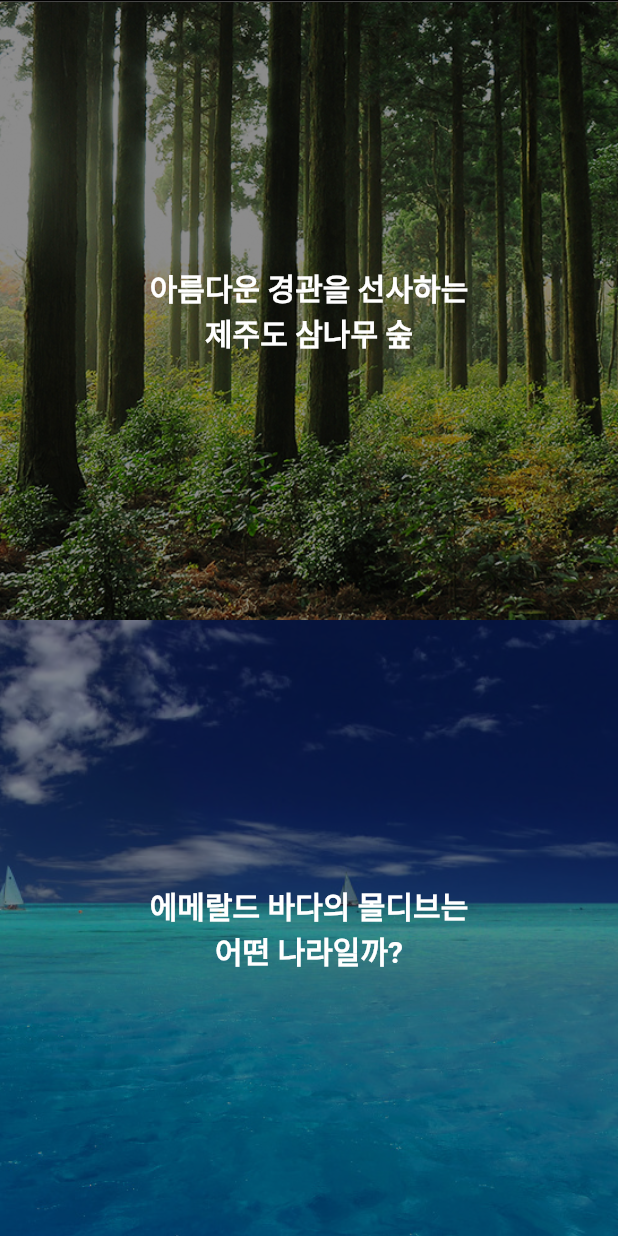
After one commit to leemjjava/flutter_exmple, a Flutter app: the PageViewFade screen opened by its route, on a phone screen of 412 x 824 dp. The commit adds this screen. Run offline on Flutter 3.47's test engine with Material 2 defaults, Android fonts, the phone set to English and light mode, and no system bars; our stand-ins replace flutter_secure_storage, fluttertoast, logger, progress_dialog, rxdart, transparent_image; missing offline and left inert: random_color; accounts and stored records are empty.

Commit message:
pageView가 세로로 페이징 하면서 Fade 되는것 처럼 표현되는 FadePageItem Class를 구현함
/Users/lmj/Desktop/WORK_SPACE_FLUTTER/my_example/lib/animation/20_page_view_fade.dart
파일 추가

/Users/lmj/Desktop/WORK_SPACE_FLUTTER/my_example/lib/main.dart
메인 리스트에 추가

```diff
--- a/lib/animation/15_focus_image.dart
+++ b/lib/animation/15_focus_image.dart
@@ -34,9 +34,7 @@ class Grid extends StatelessWidget {
 
 Route _createRoute(BuildContext parentContext, String image) {
   return PageRouteBuilder<void>(
-    pageBuilder: (context, animation, secondaryAnimation) {
-      return _SecondPage(image);
-    },
+    pageBuilder: (context, animation, secondaryAnimation) => _SecondPage(image),
     transitionsBuilder: (context, animation, secondaryAnimation, child) {
       var rectAnimation = _createTween(parentContext)
           .chain(CurveTween(curve: Curves.ease))
@@ -54,7 +52,7 @@ Route _createRoute(BuildContext parentContext, String image) {
 Tween<RelativeRect> _createTween(BuildContext context) {
   var windowSize = MediaQuery.of(context).size;
   var box = context.findRenderObject() as RenderBox;
-  var rect = box.localToGlobal(Offset.zero) & box.size;
+  Rect rect = box.localToGlobal(Offset.zero) & box.size;
   var relativeRect = RelativeRect.fromSize(rect, windowSize);
 
   return RelativeRectTween(
--- /dev/null
+++ b/lib/animation/20_page_view_fade.dart
@@ -0,0 +1,232 @@
+import 'package:flutter/material.dart';
+
+class PageViewFade extends StatefulWidget {
+  static const String routeName = '/misc/page_view_fade';
+  @override
+  PageViewFadeState createState() => PageViewFadeState();
+}
+
+class PageViewFadeState extends State<PageViewFade> {
+  PageController pageController;
+  double pageScrollPosition = 1;
+
+  void updatePageState() {
+    setState(() {
+      pageScrollPosition = pageController.position.pixels.abs();
+    });
+  }
+
+  @override
+  void initState() {
+    super.initState();
+    pageController = PageController(
+      keepPage: true,
+    );
+    pageController.addListener(updatePageState);
+  }
+
+  @override
+  Widget build(BuildContext context) {
+    double statusHeight = MediaQuery.of(context).padding.top;
+
+    return Scaffold(
+      backgroundColor: Colors.white,
+      body: Container(
+        margin: EdgeInsets.only(top: statusHeight),
+        child: PageView(
+          controller: pageController,
+          scrollDirection: Axis.vertical,
+          children: <Widget>[
+            FadePageItem(
+              pageScrollPosition: pageScrollPosition,
+              pageNumber: 0,
+              child: pageChildPhoto(),
+            ),
+            FadePageItem(
+              pageScrollPosition: pageScrollPosition,
+              pageNumber: 1,
+              child: pageChildColor(),
+            ),
+            FadePageItem(
+              pageScrollPosition: pageScrollPosition,
+              pageNumber: 2,
+              child: pageChild("3번째 페이지"),
+            ),
+          ],
+        ),
+      ),
+    );
+  }
+
+  Widget pageChildPhoto() {
+    return Column(
+      children: <Widget>[
+        Expanded(
+            child: imageStack("아름다운 경관을 선사하는\n제주도 삼나무 숲", 'assets/forest02.jpg')
+        ),
+        Expanded(
+            child: imageStack("에메랄드 바다의 몰디브는\n어떤 나라일까?", 'assets/sea.jpg')
+        ),
+      ],
+    );
+  }
+
+  Widget imageStack(String title, String path){
+    return Stack(
+      children: <Widget>[
+        Positioned.fill(
+          child: Image.asset(path,
+            fit: BoxFit.cover,
+            color: Colors.black45,
+            colorBlendMode: BlendMode.darken,
+          ),
+        ),
+        Positioned.fill(
+          child: Container(
+            alignment: Alignment.center,
+            padding: EdgeInsets.all(20),
+            child: whiteText(title),
+          ),
+        ),
+      ],
+    );
+  }
+
+  Widget pageChildColor() {
+    return Column(
+      children: <Widget>[
+        Expanded(
+          child: Container(
+            width: double.infinity,
+            color: Colors.blueAccent,
+            alignment: Alignment.center,
+            child: whiteText("Colors blueAccent"),
+          ),
+        ),
+        Expanded(
+          child: Container(
+            width: double.infinity,
+            color: Colors.greenAccent,
+            alignment: Alignment.center,
+            child: whiteText("Colors greenAccent"),
+          ),
+        ),
+      ],
+    );
+  }
+
+  Widget pageChild(String title) {
+    return Container(
+      alignment: Alignment.center,
+      decoration: BoxDecoration(
+        gradient: LinearGradient(
+          begin: Alignment.topLeft,
+          end: Alignment.bottomRight,
+          stops: [0.1, 0.5, 1],
+          colors: [Colors.yellowAccent,Colors.orangeAccent,Colors.pinkAccent],
+        ),
+      ),
+      child: whiteText("3번째 페이지"),
+    );
+  }
+
+  Widget whiteText(String title){
+    return  Text(title,
+      textAlign: TextAlign.center,
+      style: TextStyle(
+        color: Colors.white,
+        fontWeight: FontWeight.w700,
+        fontSize: 20,
+      ),
+    );
+  }
+
+}
+
+// ignore: must_be_immutable
+class FadePageItem extends StatelessWidget {
+  FadePageItem({
+    Key key,
+    @required this.pageScrollPosition,
+    @required this.pageNumber,
+    @required this.child,
+  }) : super(key : key);
+
+  double deviceHeight, deviceWidth;
+  final pageScrollPosition;
+  final pageNumber;
+  Widget child;
+
+  @override
+  Widget build(BuildContext context) {
+    double statusHeight = MediaQuery.of(context).padding.top;
+    deviceWidth = MediaQuery.of(context).size.width;
+    deviceHeight = MediaQuery.of(context).size.height - statusHeight;
+
+    return Stack(
+      children: <Widget>[
+        Positioned.fill(child: Container(color: Colors.black)),
+        Positioned.fromRect(
+          rect: getPageRect(),
+          child: Opacity(
+            opacity: getPageOpacity(),
+            child: Scaffold(
+              body: Container(
+                child: child,
+              )
+            ),
+          ),
+        ),
+      ],
+    );
+  }
+
+  Rect getPageRect(){
+    if(checkPageUp()) return Offset(0,0) & Size(deviceWidth, deviceHeight);
+
+    double rectWidth = getRectWidth();
+    double rectHeight = getRectHeight();
+
+    double x = (deviceWidth - rectWidth) / 2;
+    double y = (deviceHeight - rectHeight) + getNowScrollHeight();
+
+    return Offset(x,y) & Size(rectWidth, rectHeight);
+  }
+
+  double getRectWidth(){
+    double minRectWidth = deviceWidth * 0.80;
+    double rectWidthOffset = (deviceWidth - minRectWidth) * getScrollRatio();
+    return minRectWidth + rectWidthOffset;
+  }
+
+  double getRectHeight(){
+    double minRectHeight = deviceHeight * 0.85;
+    double rectHeightOffset = (deviceHeight - minRectHeight) * getScrollRatio();
+    return minRectHeight + rectHeightOffset;
+  }
+
+  double getNowScrollHeight(){
+    double startPagePosition = deviceHeight * pageNumber;
+    return pageScrollPosition - startPagePosition;
+  }
+
+  double getScrollRatio(){
+    double pageViewScrollOffset = deviceHeight - getNowScrollHeight();
+    return pageViewScrollOffset / deviceHeight;
+  }
+
+  double getPageOpacity(){
+    if(checkPageUp()) return 1;
+
+    return getScrollRatio()
+        .clamp(0, 1)
+        .toDouble();
+  }
+
+  bool checkPageUp(){
+    if(pageNumber == 0) return false;
+    if(pageScrollPosition < deviceHeight * pageNumber) return true;
+    return false;
+  }
+
+}
--- a/lib/main.dart
+++ b/lib/main.dart
@@ -1,5 +1,6 @@
 import 'package:flutter/material.dart';
-import 'package:navigator/week_of_widget/16_Nested_scroll_view.dart';
+import 'package:navigator/animation/20_page_view_fade.dart';
+import 'package:navigator/week_of_widget/16_nested_scroll_view.dart';
 import 'package:navigator/week_of_widget/17_layout_example.dart';
 import 'package:navigator/week_of_widget/18_Asynchronous.dart';
 import 'animation/01_animated_container.dart';
@@ -147,6 +148,10 @@ final animation = [
       name: 'Spring Physics',
       route: PhysicsCardDragDemo.routeName,
       builder: (context) => PhysicsCardDragDemo()),
+  MyRouts(
+      name: 'Page View Fade',
+      route: PageViewFade.routeName,
+      builder: (context) => PageViewFade()),
 
 ];
 
--- a/lib/week_of_widget/16_Nested_scroll_view.dart
+++ b/lib/week_of_widget/16_nested_scroll_view.dart
@@ -15,6 +15,18 @@ class NestedScrollViewExampleState extends State<NestedScrollViewExample>{
 
   final double sliverMinHeight = 80.0, sliverMaxHeight = 140.0;
   int pageIndex = 0;
+
+  final colors = [
+    Colors.red,
+    Colors.purple,
+    Colors.green,
+    Colors.orange,
+    Colors.yellow,
+    Colors.pink,
+    Colors.cyan,
+    Colors.indigo,
+    Colors.blue,
+  ];
 
   @override
   void initState() {
@@ -158,8 +170,8 @@ class NestedScrollViewExampleState extends State<NestedScrollViewExample>{
       controller: pageController,
       children: <Widget>[
         pageItem( Text("page 1"),),
-        pageItem( Center(child: Text("page 2\n\n두번재\n\n페이지\n\n스크롤이\n\n되도록\n\n내용을\n\n길게\n\n길게", style: TextStyle(fontSize: 50),),) ),
-        pageItem( Center(child: Text("page 3"),) ),
+        pageItem( Center(child: Text("page 2\n\n두번째\n\n페이지\n\n스크롤이\n\n되도록\n\n내용을\n\n길게\n\n길게", style: TextStyle(fontSize: 100),),) ),
+        pageListView(),
         pageItem( Center(child: Text("page 4"),) ),
       ],
       onPageChanged: (index)=> setState(() => pageIndex = index),
@@ -177,6 +189,15 @@ class NestedScrollViewExampleState extends State<NestedScrollViewExample>{
         constraints: BoxConstraints(minHeight: minHeight),
         child: child,
       ),
+    );
+  }
+
+  Widget pageListView(){
+    return  ListView.builder(
+      itemCount: colors.length,
+      itemBuilder: (BuildContext context, int index){
+        return Container(color: colors[index], height: 150,);
+      },
     );
   }
 }
```
Also changed, not shown: lib/animation/19_physics_card_drag.dart (+2 -17 lines), assets/forest02.jpg (added), assets/sea.jpg (added).
